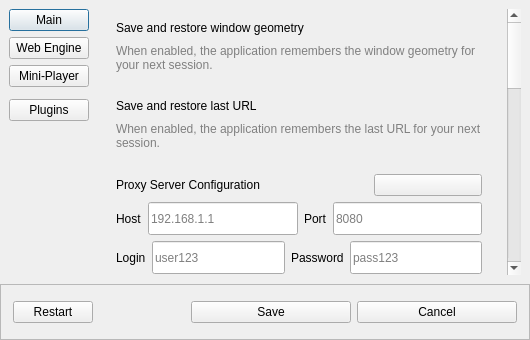
The window that core/ui/settings_dialog.ui (deeffest/Youtube-Music-Desktop-Player) describes before a commit, drawn with Qt 5.
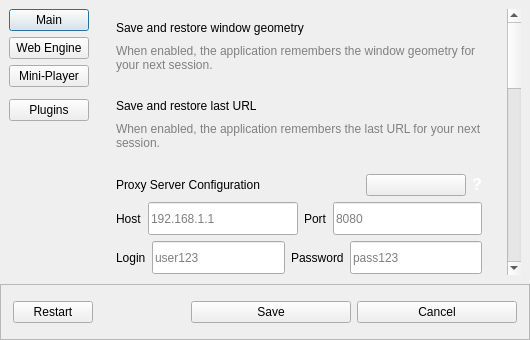
The same window after the commit. Custom widgets are drawn as their Qt base class.

Patch:
```diff
--- a/core/ui/settings_dialog.ui
+++ b/core/ui/settings_dialog.ui
@@ -350,6 +350,24 @@
                      </property>
                     </widget>
                    </item>
+                   <item>
+                    <widget class="QLabel" name="label_8">
+                     <property name="cursor">
+                      <cursorShape>WhatsThisCursor</cursorShape>
+                     </property>
+                     <property name="styleSheet">
+                      <string notr="true">QLabel {
+	color: white;
+}
+QLabel:hover {
+	color: red;
+}</string>
+                     </property>
+                     <property name="text">
+                      <string>&lt;html&gt;&lt;head/&gt;&lt;body&gt;&lt;p&gt;&lt;span style=&quot; font-size:12pt; font-weight:600;&quot;&gt;?&lt;/span&gt;&lt;/p&gt;&lt;/body&gt;&lt;/html&gt;</string>
+                     </property>
+                    </widget>
+                   </item>
                   </layout>
                  </item>
                  <item>
```
Left out of the diff: 43 changed lines with no effect on the pictures.
